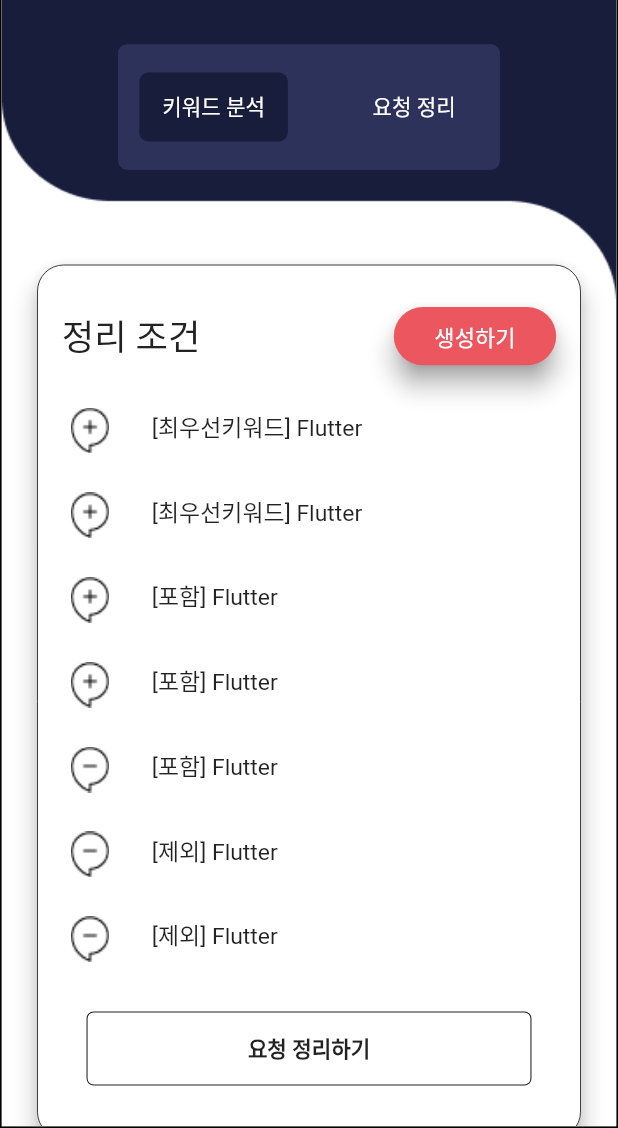
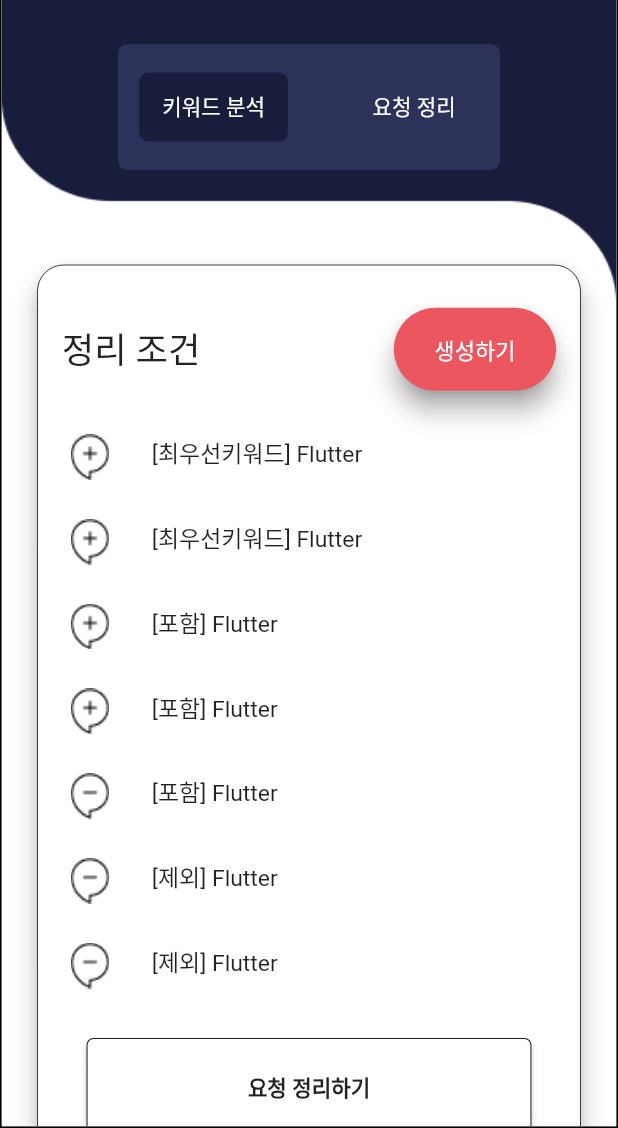
Before and after one commit to dev-tryit/sumgo-crawller-flutter, a Flutter app: the MainLayout screen opened directly, swiped to page 2, on a phone screen of 412 x 824 dp, the part 108-1236 px from its top. Run offline on Flutter 3.47's test engine with Material 2 defaults, Android fonts, the phone set to English and light mode, and no system bars; our stand-ins replace adaptive_dialog, animate_do, cloud_firestore, email_validator, firebase_auth, firebase_core and 10 more; missing offline and left inert: firedart, puppeteer, unsplash_client, window_manager; accounts and stored records are empty.

```diff
--- a/_code/lib/widget/MyRedButton.dart
+++ b/_code/lib/widget/MyRedButton.dart
@@ -1,7 +1,6 @@
 import 'package:flutter/material.dart';
 import 'package:google_fonts/google_fonts.dart';
 import 'package:sumgo_crawller_flutter/util/MyColors.dart';
-import 'package:sumgo_crawller_flutter/util/MyComponents.dart';
 import 'package:sumgo_crawller_flutter/util/MyFonts.dart';
 
 class MyRedButton extends StatelessWidget {
@@ -15,16 +14,8 @@ class MyRedButton extends StatelessWidget {
 
   @override
   Widget build(BuildContext context) {
-    return MyComponents.bounceButton(
+    return ElevatedButton(
       onPressed: onPressed,
-      child: Material(
-        shape: RoundedRectangleBorder(borderRadius: BorderRadius.circular(50)),
-        color: MyColors.red,
-        shadowColor: useShadow ? MyColors.black : null,
-        elevation: useShadow ? 7 : 0,
-        child: Padding(
-          padding:
-              const EdgeInsets.only(left: 23, right: 23, top: 7, bottom: 7),
       child: Text(
         text,
         style: MyFonts.gothicA1(
@@ -32,7 +23,13 @@ class MyRedButton extends StatelessWidget {
           fontSize: 12.5,
         ),
       ),
-        ),
+      style: ElevatedButton.styleFrom(
+        shadowColor: useShadow ? MyColors.black : null,
+        elevation: useShadow ? 7 : null,
+        padding:
+            const EdgeInsets.only(left: 23, right: 23, top: 14, bottom: 14),
+        primary: MyColors.red,
+        shape: RoundedRectangleBorder(borderRadius: BorderRadius.circular(50)),
       ),
     );
   }
--- a/_code/lib/widget/MyWhiteButton.dart
+++ b/_code/lib/widget/MyWhiteButton.dart
@@ -1,8 +1,6 @@
 import 'package:flutter/material.dart';
 import 'package:google_fonts/google_fonts.dart';
 import 'package:sumgo_crawller_flutter/util/MyColors.dart';
-import 'package:sumgo_crawller_flutter/util/MyComponents.dart';
-import 'package:sumgo_crawller_flutter/util/MyFonts.dart';
 
 class MyWhiteButton extends StatelessWidget {
   final String text;
@@ -17,25 +15,21 @@ class MyWhiteButton extends StatelessWidget {
       widthFactor: 1.0,
       child: Padding(
         padding: const EdgeInsets.only(left: 14, right: 14, top: 20),
-        child: Material(
-          shape: RoundedRectangleBorder(
-            side: const BorderSide(color: MyColors.black, width: 0.6),
-            borderRadius: BorderRadius.circular(4),
+        child: ElevatedButton(
+          onPressed: onPressed,
+          child: Text(
+            text,
+            style: GoogleFonts.gothicA1(
+                color: MyColors.black,
+                fontSize: 12,
+                fontWeight: FontWeight.w600),
           ),
-          color: MyColors.white,
-          child: Container(
-            alignment: Alignment.center,
-            padding: const EdgeInsets.only(top: 12, bottom: 12),
-            child: MyComponents.bounceButton(
-              onPressed: onPressed,
-              child: Text(
-                text,
-                style: MyFonts.gothicA1(
-                  color: MyColors.black,
-                  fontSize: 12,
-                  fontWeight: FontWeight.w600,
-                ),
-              ),
+          style: ElevatedButton.styleFrom(
+            padding: const EdgeInsets.only(top: 19, bottom: 19),
+            primary: MyColors.white,
+            shape: RoundedRectangleBorder(
+              side: const BorderSide(color: MyColors.black, width: 0.6),
+              borderRadius: BorderRadius.circular(4),
             ),
           ),
         ),
```
Also changed, not shown: _code/lib/_common/util/AnimationUtil.dart (+63 -0 lines), _code/lib/page/auth/AuthPage.dart (+3 -11 lines). Lines whose indentation alone changed are shown as unchanged.
